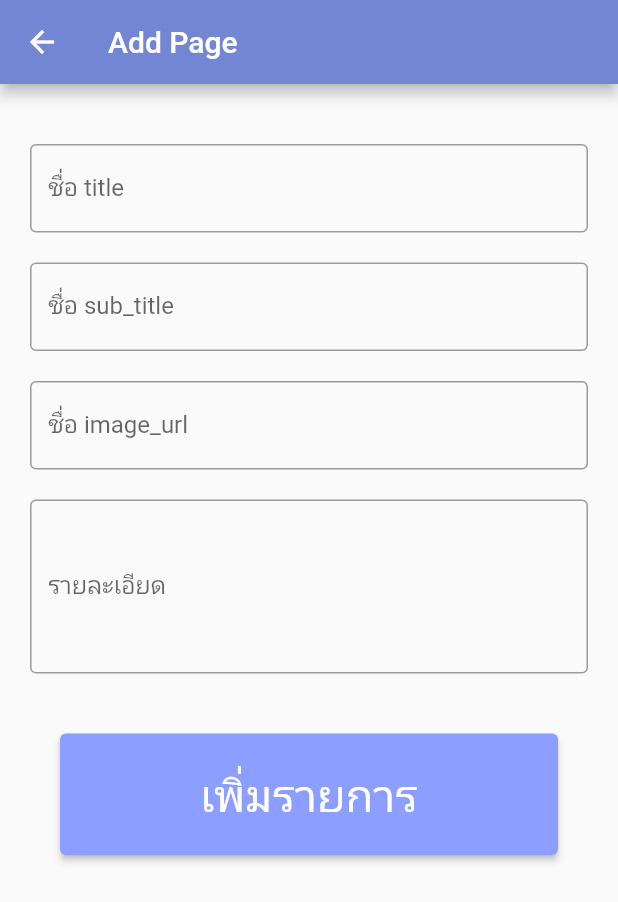
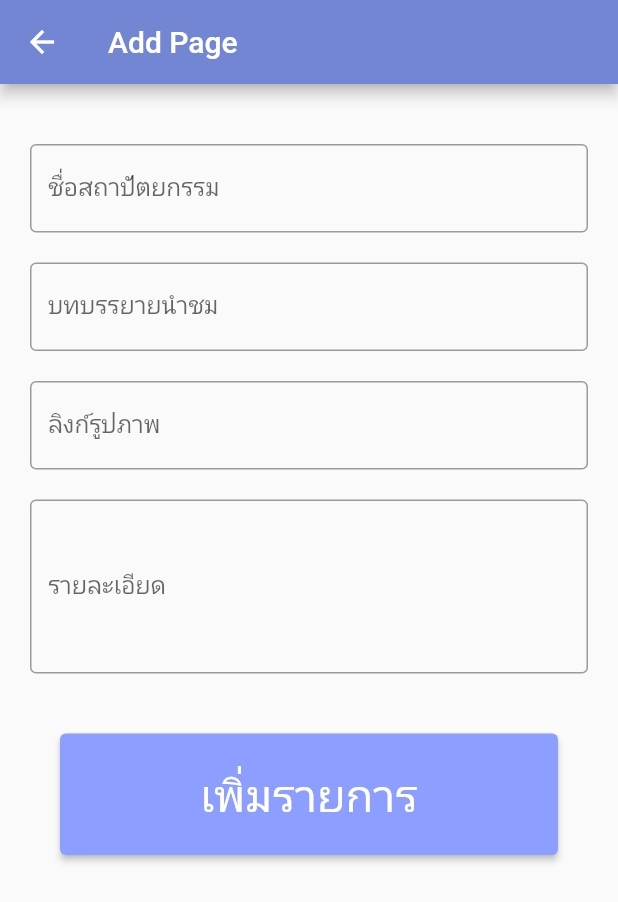
Before and after one commit to polsawatwa/ADMSMobile, a Flutter app: the AddPage screen opened directly, on a phone screen of 412 x 824 dp. Shown: the top 902 px of the screen. Run offline on Flutter 3.47's test engine with Material 2 defaults, Android fonts, the light colour scheme and no system bars; our stand-ins replace curved_navigation_bar, shared_preferences; accounts and stored records are empty.

Commit message:
ชื่อช่อง

```diff
--- a/lib/pages/add.dart
+++ b/lib/pages/add.dart
@@ -32,7 +32,7 @@ class _AddPageState extends State<AddPage> {
             TextField(
               controller: title,
               decoration: InputDecoration(
-                labelText: 'ชื่อ title',
+                labelText: 'ชื่อสถาปัตยกรรม',
                 border: OutlineInputBorder()
               ),
             ),
@@ -40,7 +40,7 @@ class _AddPageState extends State<AddPage> {
             TextField(
               controller: sub_title,
               decoration: InputDecoration(
-                labelText: 'ชื่อ sub_title',
+                labelText: 'บทบรรยายนำชม',
                 border: OutlineInputBorder()
               ),
             ),
@@ -48,7 +48,7 @@ class _AddPageState extends State<AddPage> {
             TextField(
               controller: image_url,
               decoration: InputDecoration(
-                labelText: 'ชื่อ image_url',
+                labelText: 'ลิงก์รูปภาพ',
                 border: OutlineInputBorder()
               ),
             ),
```
